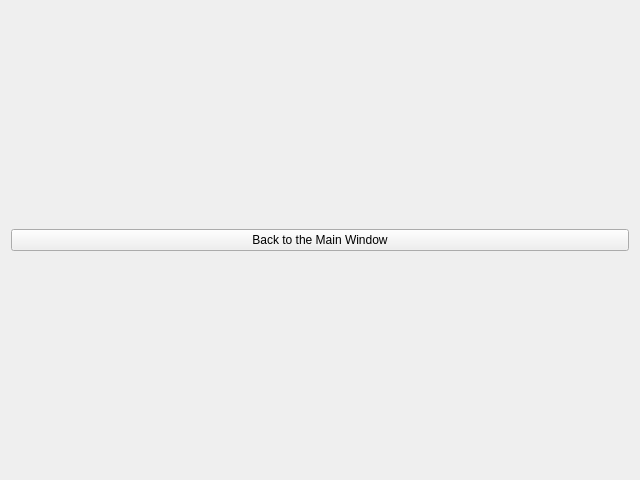
The window that ui/03_form.ui (sayfoo/pyside6_notepad_clone_test) describes before a commit, drawn with Qt 5.
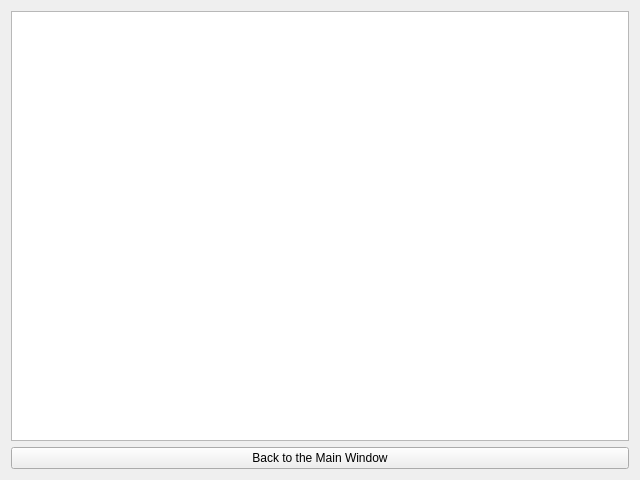
The same window after the commit.

```diff
--- a/ui/03_form.ui
+++ b/ui/03_form.ui
@@ -16,6 +16,16 @@
   <layout class="QVBoxLayout" name="verticalLayout_2">
    <item>
     <layout class="QVBoxLayout" name="verticalLayout">
+     <item>
+      <widget class="QTextEdit" name="textEdit">
+       <property name="font">
+        <font>
+         <family>나눔명조</family>
+         <pointsize>18</pointsize>
+        </font>
+       </property>
+      </widget>
+     </item>
      <item>
       <widget class="QPushButton" name="pushButton">
        <property name="text">
```
